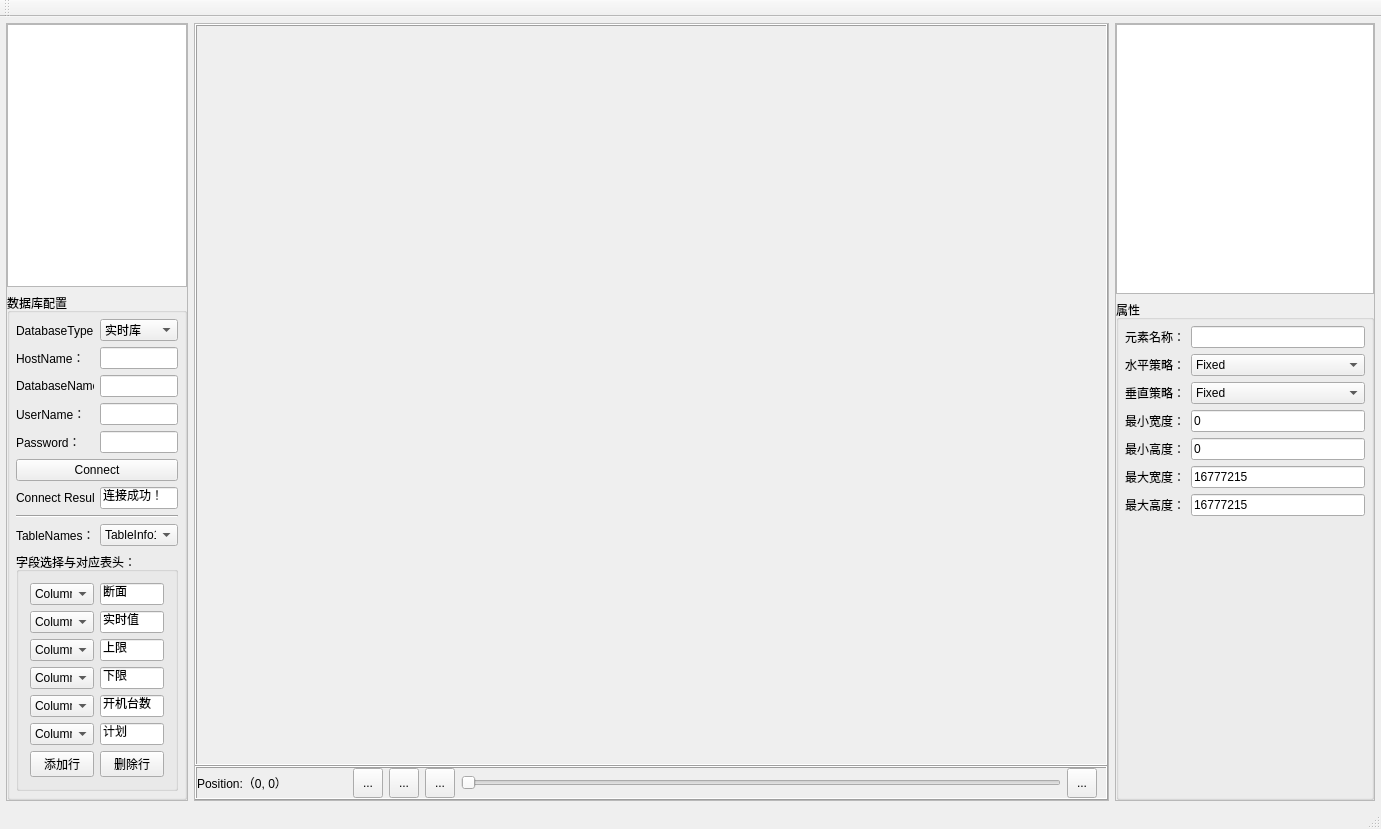
Above: mainwindow.ui from wisdomroc/UI-DB-Manager before the change. Below: the same form after it.
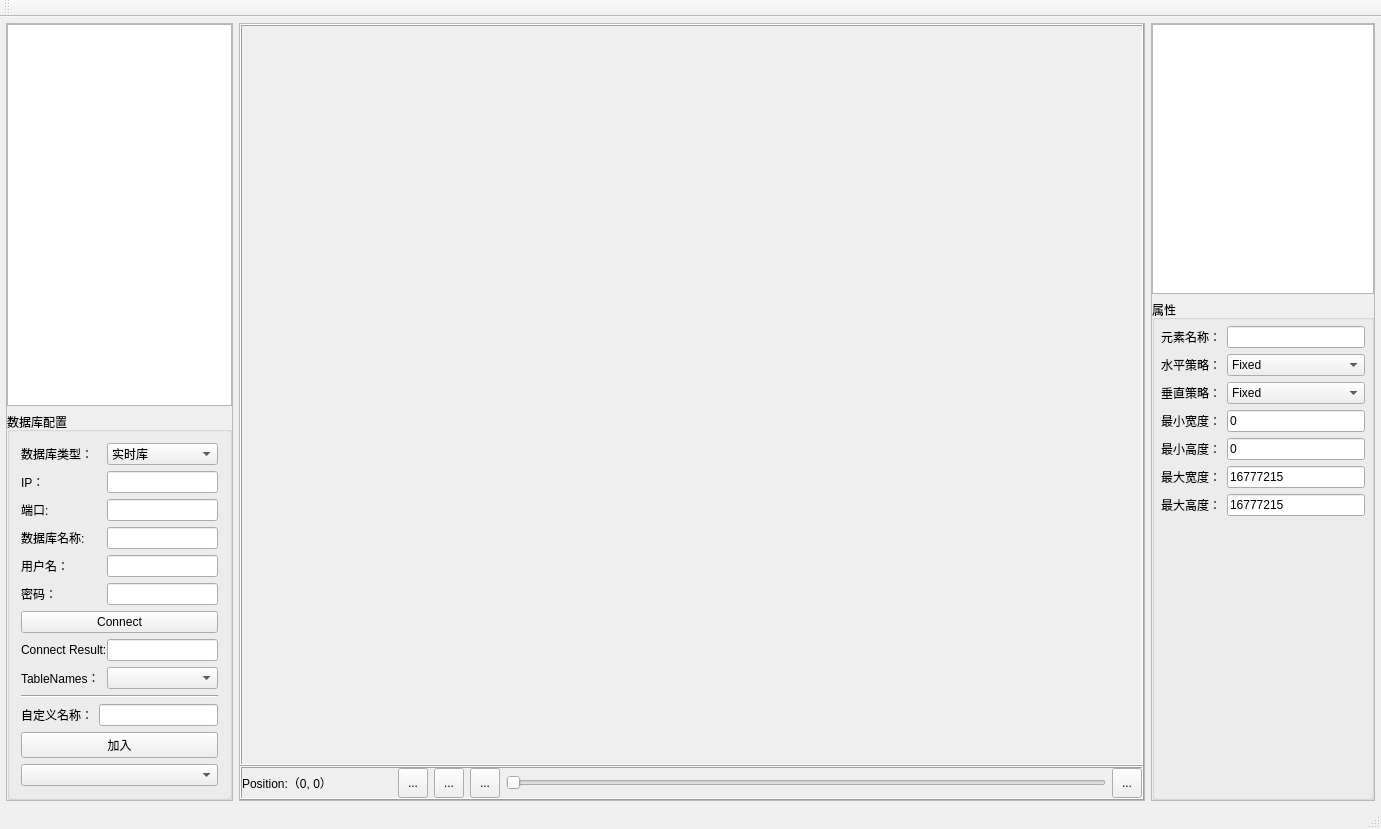
That is the form after the change. Custom widgets are drawn as their Qt base class.

Commit message: 实现数据库相关查询操作以及对于Item的绑定操作

Diff of the .ui file:
```diff
--- a/mainwindow.ui
+++ b/mainwindow.ui
@@ -35,6 +35,12 @@
         <verstretch>0</verstretch>
        </sizepolicy>
       </property>
+      <property name="minimumSize">
+       <size>
+        <width>200</width>
+        <height>0</height>
+       </size>
+      </property>
       <property name="frameShape">
        <enum>QFrame::StyledPanel</enum>
       </property>
@@ -64,7 +70,7 @@
          </property>
          <property name="maximumSize">
           <size>
-           <width>180</width>
+           <width>16777215</width>
            <height>16777215</height>
           </size>
          </property>
@@ -84,9 +90,15 @@
        </item>
        <item>
         <widget class="QGroupBox" name="groupBox">
+         <property name="sizePolicy">
+          <sizepolicy hsizetype="Preferred" vsizetype="Expanding">
+           <horstretch>0</horstretch>
+           <verstretch>0</verstretch>
+          </sizepolicy>
+         </property>
          <property name="maximumSize">
           <size>
-           <width>180</width>
+           <width>16777215</width>
            <height>16777215</height>
           </size>
          </property>
@@ -94,30 +106,25 @@
           <string>数据库配置</string>
          </property>
          <layout class="QVBoxLayout" name="verticalLayout">
-          <property name="leftMargin">
-           <number>6</number>
-          </property>
-          <property name="topMargin">
-           <number>6</number>
-          </property>
-          <property name="rightMargin">
-           <number>6</number>
-          </property>
-          <property name="bottomMargin">
-           <number>6</number>
-          </property>
           <item>
            <layout class="QGridLayout" name="gridLayout">
-            <item row="3" column="1">
-             <widget class="QLineEdit" name="lineEdit_username"/>
+            <property name="horizontalSpacing">
+             <number>0</number>
+            </property>
+            <property name="verticalSpacing">
+             <number>6</number>
+            </property>
+            <item row="7" column="1">
+             <widget class="QLineEdit" name="lineEdit_connectResult">
+              <property name="text">
+               <string/>
+              </property>
+             </widget>
             </item>
-            <item row="4" column="1">
-             <widget class="QLineEdit" name="lineEdit_password"/>
-            </item>
-            <item row="0" column="0">
-             <widget class="QLabel" name="label">
+            <item row="7" column="0">
+             <widget class="QLabel" name="label_7">
               <property name="text">
-               <string>DatabaseType：</string>
+               <string>Connect Result:</string>
               </property>
              </widget>
             </item>
@@ -155,375 +162,129 @@
               </item>
              </widget>
             </item>
+            <item row="1" column="0">
+             <widget class="QLabel" name="label_3">
+              <property name="text">
+               <string>IP：</string>
+              </property>
+             </widget>
+            </item>
+            <item row="5" column="1">
+             <widget class="QLineEdit" name="lineEdit_password"/>
+            </item>
             <item row="3" column="0">
-             <widget class="QLabel" name="label_4">
-              <property name="text">
-               <string>UserName：</string>
-              </property>
-             </widget>
-            </item>
-            <item row="8" column="1">
-             <widget class="QComboBox" name="comboBox_tableNames">
-              <item>
-               <property name="text">
-                <string>TableInfo1</string>
-               </property>
-              </item>
-              <item>
-               <property name="text">
-                <string>TableInfo2</string>
-               </property>
-              </item>
-              <item>
-               <property name="text">
-                <string>TableInfo3</string>
-               </property>
-              </item>
-              <item>
-               <property name="text">
-                <string>TableInfo4</string>
-               </property>
-              </item>
-              <item>
-               <property name="text">
-                <string>TableInfo5</string>
-               </property>
-              </item>
-             </widget>
-            </item>
-            <item row="6" column="1">
-             <widget class="QLineEdit" name="lineEdit_connectResult">
-              <property name="text">
-               <string>连接成功！</string>
-              </property>
-             </widget>
-            </item>
-            <item row="2" column="0">
              <widget class="QLabel" name="label_6">
               <property name="text">
-               <string>DatabaseName:</string>
+               <string>数据库名称:</string>
               </property>
              </widget>
             </item>
-            <item row="4" column="0">
+            <item row="5" column="0">
              <widget class="QLabel" name="label_5">
               <property name="text">
-               <string>Password：</string>
+               <string>密码：</string>
               </property>
              </widget>
             </item>
-            <item row="6" column="0">
-             <widget class="QLabel" name="label_7">
+            <item row="9" column="1">
+             <widget class="QComboBox" name="comboBox_tableNames"/>
+            </item>
+            <item row="1" column="1">
+             <widget class="QLineEdit" name="lineEdit_ip"/>
+            </item>
+            <item row="4" column="1">
+             <widget class="QLineEdit" name="lineEdit_username"/>
+            </item>
+            <item row="0" column="0">
+             <widget class="QLabel" name="label">
               <property name="text">
-               <string>Connect Result:</string>
+               <string>数据库类型：</string>
               </property>
              </widget>
             </item>
-            <item row="8" column="0">
+            <item row="4" column="0">
+             <widget class="QLabel" name="label_4">
+              <property name="text">
+               <string>用户名：</string>
+              </property>
+             </widget>
+            </item>
+            <item row="3" column="1">
+             <widget class="QLineEdit" name="lineEdit_databaseName"/>
+            </item>
+            <item row="9" column="0">
              <widget class="QLabel" name="label_2">
               <property name="text">
                <string>TableNames：</string>
               </property>
              </widget>
             </item>
-            <item row="1" column="0">
-             <widget class="QLabel" name="label_3">
-              <property name="text">
-               <string>HostName：</string>
-              </property>
-             </widget>
-            </item>
-            <item row="5" column="0" colspan="2">
+            <item row="6" column="0" colspan="2">
              <widget class="QPushButton" name="pushButton_connect">
               <property name="text">
                <string>Connect</string>
               </property>
              </widget>
             </item>
-            <item row="1" column="1">
-             <widget class="QLineEdit" name="lineEdit_hostName"/>
+            <item row="2" column="0">
+             <widget class="QLabel" name="label_15">
+              <property name="text">
+               <string>端口:</string>
+              </property>
+             </widget>
             </item>
             <item row="2" column="1">
-             <widget class="QLineEdit" name="lineEdit_databaseName"/>
+             <widget class="QLineEdit" name="lineEdit_port"/>
             </item>
-            <item row="7" column="0" colspan="2">
-             <widget class="Line" name="line">
-              <property name="orientation">
-               <enum>Qt::Horizontal</enum>
+           </layout>
+          </item>
+          <item>
+           <widget class="Line" name="line">
+            <property name="orientation">
+             <enum>Qt::Horizontal</enum>
+            </property>
+           </widget>
+          </item>
+          <item>
+           <layout class="QGridLayout" name="gridLayout_map"/>
+          </item>
+          <item>
+           <spacer name="verticalSpacer_2">
+            <property name="orientation">
+             <enum>Qt::Vertical</enum>
+            </property>
+            <property name="sizeHint" stdset="0">
+             <size>
+              <width>20</width>
+              <height>0</height>
+             </size>
+            </property>
+           </spacer>
+          </item>
+          <item>
+           <layout class="QHBoxLayout" name="horizontalLayout_4">
+            <item>
+             <widget class="QLabel" name="label_16">
+              <property name="text">
+               <string>自定义名称：</string>
               </property>
              </widget>
             </item>
+            <item>
+             <widget class="QLineEdit" name="lineEdit_title"/>
+            </item>
            </layout>
           </item>
           <item>
-           <widget class="QGroupBox" name="groupBox_2">
-            <property name="title">
-             <string>字段选择与对应表头：</string>
+           <widget class="QPushButton" name="pushButton_add">
+            <property name="text">
+             <string>加入</string>
             </property>
-            <layout class="QGridLayout" name="gridLayout_2">
-             <item row="0" column="0">
-              <widget class="QComboBox" name="comboBox_col1">
-               <item>
-                <property name="text">
-                 <string>Column 1</string>
-                </property>
-               </item>
-               <item>
-                <property name="text">
-                 <string>Column 2</string>
-                </property>
-               </item>
-               <item>
-                <property name="text">
-                 <string>Column 3</string>
-                </property>
-               </item>
-               <item>
-                <property name="text">
-                 <string>Column 4</string>
-                </property>
-               </item>
-               <item>
-                <property name="text">
-                 <string>Column 5</string>
-                </property>
-               </item>
-               <item>
-                <property name="text">
-                 <string>Column 6</string>
-                </property>
-               </item>
-              </widget>
-             </item>
-             <item row="0" column="1">
-              <widget class="QLineEdit" name="lineEdit_col1_name">
-               <property name="text">
-                <string>断面</string>
-               </property>
-              </widget>
-             </item>
-             <item row="1" column="0">
-              <widget class="QComboBox" name="comboBox_col2">
-               <item>
-                <property name="text">
-                 <string>Column 2</string>
-                </property>
-               </item>
-               <item>
-                <property name="text">
-                 <string>Column 1</string>
-                </property>
-               </item>
-               <item>
-                <property name="text">
-                 <string>Column 3</string>
-                </property>
-               </item>
-               <item>
-                <property name="text">
-                 <string>Column 4</string>
-                </property>
-               </item>
-               <item>
-                <property name="text">
-                 <string>Column 5</string>
-                </property>
-               </item>
-               <item>
-                <property name="text">
-                 <string>Column 6</string>
-                </property>
-               </item>
-              </widget>
-             </item>
-             <item row="1" column="1">
-              <widget class="QLineEdit" name="lineEdit_col2_name">
-               <property name="text">
-                <string>实时值</string>
-               </property>
-              </widget>
-             </item>
-             <item row="2" column="0">
-              <widget class="QComboBox" name="comboBox_col3">
-               <item>
-                <property name="text">
-                 <string>Column 3</string>
-                </property>
-               </item>
-               <item>
-                <property name="text">
-                 <string>Column 1</string>
-                </property>
-               </item>
-               <item>
-                <property name="text">
-                 <string>Column 2</string>
-                </property>
-               </item>
-               <item>
-                <property name="text">
-                 <string>Column 4</string>
-                </property>
-               </item>
-               <item>
-                <property name="text">
-                 <string>Column 5</string>
-                </property>
-               </item>
-               <item>
-                <property name="text">
-                 <string>Column 6</string>
-                </property>
-               </item>
-              </widget>
-             </item>
-             <item row="2" column="1">
-              <widget class="QLineEdit" name="lineEdit_col3_name">
-               <property name="text">
-                <string>上限</string>
-               </property>
-              </widget>
-             </item>
-             <item row="3" column="0">
-              <widget class="QComboBox" name="comboBox_col4">
-               <item>
-                <property name="text">
-                 <string>Column 4</string>
-                </property>
-               </item>
-               <item>
-                <property name="text">
-                 <string>Column 1</string>
-                </property>
-               </item>
-               <item>
-                <property name="text">
-                 <string>Column 2</string>
-                </property>
-               </item>
-               <item>
-                <property name="text">
-                 <string>Column 3</string>
-                </property>
-               </item>
-               <item>
-                <property name="text">
-                 <string>Column 5</string>
-                </property>
-               </item>
-               <item>
-                <property name="text">
-                 <string>Column 6</string>
-                </property>
-               </item>
-              </widget>
-             </item>
-             <item row="3" column="1">
-              <widget class="QLineEdit" name="lineEdit_col4_name">
-               <property name="text">
-                <string>下限</string>
-               </property>
-              </widget>
-             </item>
-             <item row="4" column="0">
-              <widget class="QComboBox" name="comboBox_col5">
-               <item>
-                <property name="text">
-                 <string>Column 5</string>
-                </property>
-               </item>
-               <item>
-                <property name="text">
-                 <string>Column 1</string>
-                </property>
-               </item>
-               <item>
-                <property name="text">
-                 <string>Column 2</string>
-                </property>
-               </item>
-               <item>
-                <property name="text">
-                 <string>Column 3</string>
-                </property>
-               </item>
-               <item>
-                <property name="text">
-                 <string>Column 4</string>
-                </property>
-               </item>
-               <item>
-                <property name="text">
-                 <string>Column 6</string>
-                </property>
-               </item>
-              </widget>
-             </item>
-             <item row="4" column="1">
-              <widget class="QLineEdit" name="lineEdit_col5_name">
-               <property name="text">
-                <string>开机台数</string>
-               </property>
-              </widget>
-             </item>
-             <item row="5" column="0">
-              <widget class="QComboBox" name="comboBox_col6">
-               <item>
-                <property name="text">
-                 <string>Column 6</string>
-                </property>
-               </item>
-               <item>
-                <property name="text">
-                 <string>Column 1</string>
-                </property>
-               </item>
-               <item>
-                <property name="text">
-                 <string>Column 2</string>
-                </property>
-               </item>
-               <item>
-                <property name="text">
-                 <string>Column 3</string>
-                </property>
-               </item>
-               <item>
-                <property name="text">
-                 <string>Column 4</string>
-                </property>
-               </item>
-               <item>
-                <property name="text">
-                 <string>Column 5</string>
-                </property>
-               </item>
-              </widget>
-             </item>
-             <item row="5" column="1">
-              <widget class="QLineEdit" name="lineEdit_col6_name">
-               <property name="text">
-                <string>计划</string>
-               </property>
-              </widget>
-             </item>
-             <item row="6" column="0">
-              <widget class="QPushButton" name="pushButton_addRow">
-               <property name="text">
-                <string>添加行</string>
-               </property>
-              </widget>
-             </item>
-             <item row="6" column="1">
-              <widget class="QPushButton" name="pushButton_deleteRow">
-               <property name="text">
-                <string>删除行</string>
-               </property>
-              </widget>
-             </item>
-            </layout>
            </widget>
           </item>
+          <item>
+           <widget class="QComboBox" name="comboBox_show"/>
+          </item>
          </layout>
         </widget>
        </item>
```
Left out of the diff: 3 changed lines with no effect on the pictures. The commit also changes 8 other files.
